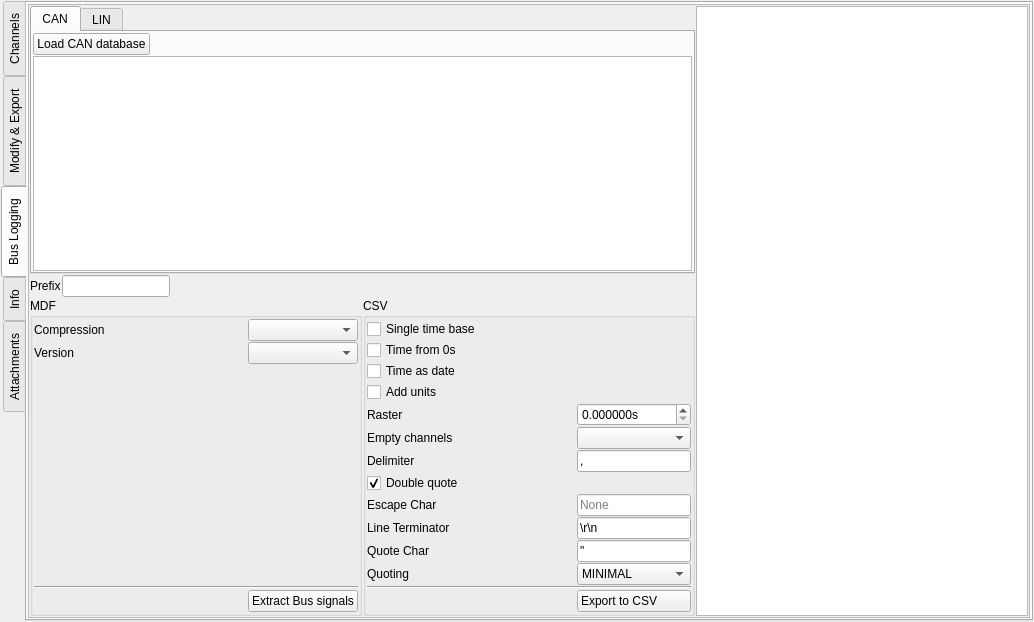
Before: the Qt Designer form src/asammdf/gui/ui/file_widget.ui in danielhrisca/asammdf, drawn with Qt 5.
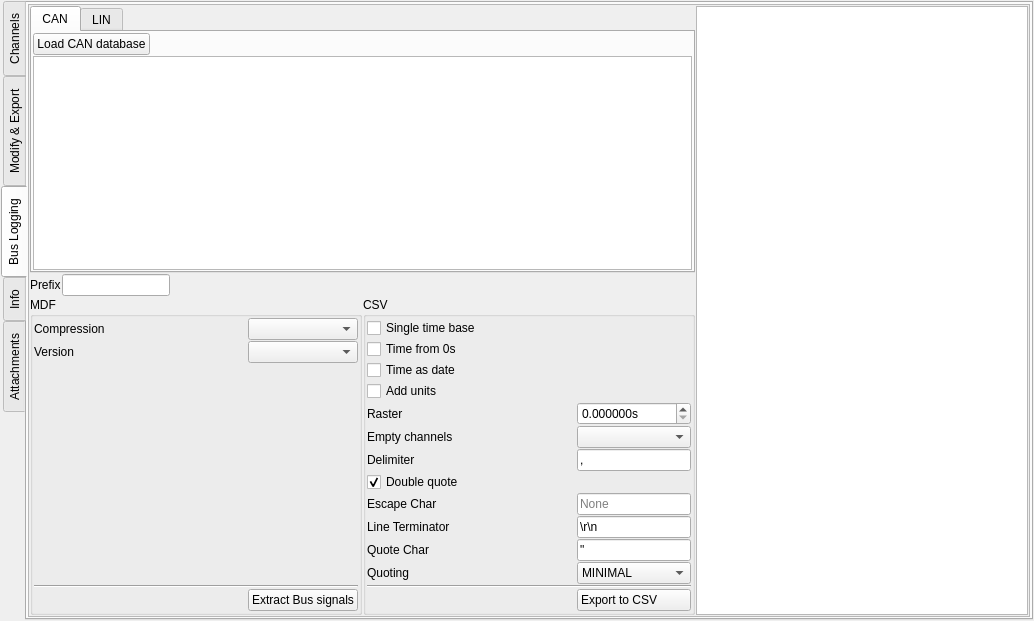
After: the same form once the commit is applied. The open tabs and pages were chosen to show the change. Icons and pictures are not drawn. Custom widgets are drawn as their Qt base class.

Commit message: update batch raster channel widgets

```diff
--- a/src/asammdf/gui/ui/file_widget.ui
+++ b/src/asammdf/gui/ui/file_widget.ui
@@ -7,7 +7,7 @@
     <x>0</x>
     <y>0</y>
     <width>1034</width>
-    <height>622</height>
+    <height>621</height>
    </rect>
   </property>
   <property name="sizePolicy">
@@ -1340,8 +1340,8 @@
            <rect>
             <x>0</x>
             <y>0</y>
-            <width>999</width>
-            <height>610</height>
+            <width>476</width>
+            <height>459</height>
            </rect>
           </property>
           <layout class="QGridLayout" name="gridLayout_7" columnstretch="0,0,0">
```
Left out of the diff: 2 changed lines with no effect on the pictures. The commit also changes 5 other files.
